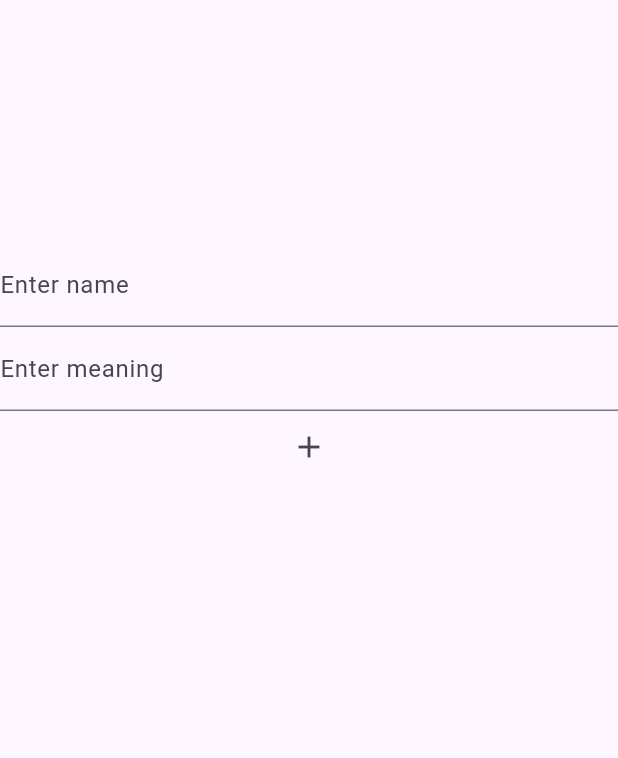
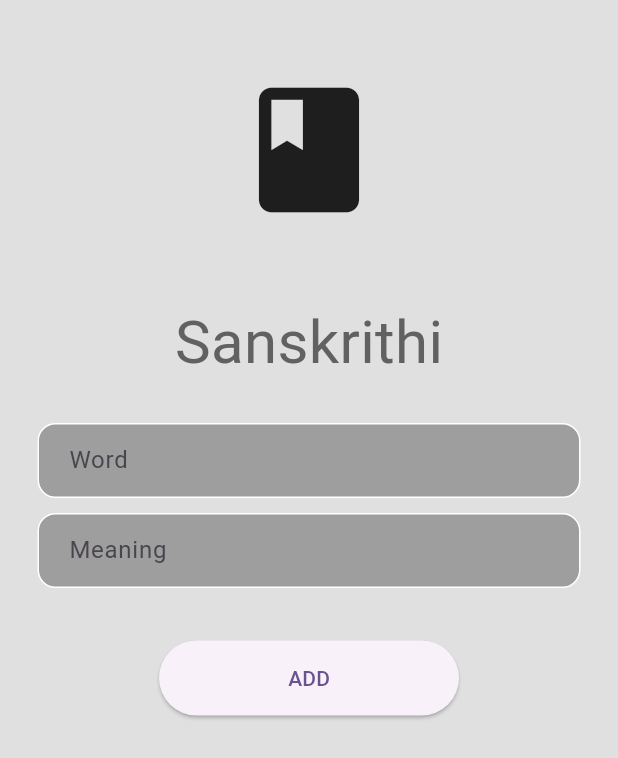
Before and after one commit to agercloud/sanskrithi, a Flutter app: the AddPage screen opened directly, on a phone screen of 412 x 824 dp. Shown: the top 758 px of the screen. Run offline on Flutter 3.47's test engine with Material 3 defaults, Android fonts, the phone set to English and light mode, and no system bars; our stand-ins replace sqflite; accounts and stored records are empty.

Commit message:
new commit

```diff
--- a/lib/Screens/pages/addpage.dart
+++ b/lib/Screens/pages/addpage.dart
@@ -1,4 +1,5 @@
 import 'package:flutter/material.dart';
+import 'dart:async';
 import 'package:sanskrithi/database/databasemain.dart';
 
 class AddPage extends StatefulWidget {
@@ -11,35 +12,153 @@ class AddPage extends StatefulWidget {
 class _AddPageState extends State<AddPage> {
   final textController = TextEditingController();
   final textController2 = TextEditingController();
+  bool isLoading = false;
+  bool isAdded = false;
+  bool isEmpty = false; // Track if the text fields are empty
 
   @override
   Widget build(BuildContext context) {
     return Scaffold(
+      backgroundColor: Colors.grey[300],
       body: SafeArea(
         child: Center(
-          child: SizedBox(
-            height: 500,
-            width: 500,
           child: Column(
             children: [
-                TextField(
+              const SizedBox(height: 50),
+              const Icon(
+                Icons.book,
+                size: 100,
+              ),
+              const SizedBox(height: 50),
+              Text(
+                'Sanskrithi',
+                style: TextStyle(
+                  color: Colors.grey[700],
+                  fontSize: 40,
+                ),
+              ),
+              const SizedBox(height: 25),
+              Padding(
+                padding: const EdgeInsets.symmetric(horizontal: 25.0),
+                child: Container(
+                  decoration: BoxDecoration(
+                    borderRadius: BorderRadius.circular(12),
+                    color: Colors.grey,
+                    border: Border.all(color: Colors.white),
+                  ),
+                  child: Padding(
+                    padding: const EdgeInsets.only(left: 20.0),
+                    child: TextField(
                       controller: textController,
                       decoration: InputDecoration(
-                    labelText: 'Enter name',
+                        border: InputBorder.none,
+                        hintText: 'Word',
                       ),
                     ),
-                TextField(
+                  ),
+                ),
+              ),
+              const SizedBox(height: 10),
+              Padding(
+                padding: const EdgeInsets.symmetric(horizontal: 25.0),
+                child: Container(
+                  decoration: BoxDecoration(
+                    borderRadius: BorderRadius.circular(12),
+                    color: Colors.grey,
+                    border: Border.all(color: Colors.white),
+                  ),
+                  child: Padding(
+                    padding: const EdgeInsets.only(left: 20.0),
+                    child: TextField(
                       controller: textController2,
                       decoration: InputDecoration(
-                    labelText: 'Enter meaning',
+                        border: InputBorder.none,
+                        hintText: 'Meaning',
                       ),
                     ),
-                IconButton(
-                  onPressed: () async {
+                  ),
+                ),
+              ),
+              const SizedBox(height: 10),
+              const SizedBox(height: 25),
+              ElevatedButton(
+                style: ElevatedButton.styleFrom(
+                  fixedSize: const Size(200.0, 50.0),
+                  shape: RoundedRectangleBorder(
+                    borderRadius: BorderRadius.circular(50),
+                  ),
+                ),
+                child: isEmpty
+                    ? Icon(
+                        Icons.close,
+                        color: Colors.red,
+                        size: 40,
+                      )
+                    : isAdded
+                        ? Icon(
+                            Icons.check,
+                            color: Colors.green,
+                            size: 40,
+                          )
+                        : isLoading
+                            ? SizedBox(
+                                height: 30,
+                                width: 30,
+                                child: CircularProgressIndicator(),
+                              )
+                            : Text("ADD"),
+                onPressed: () {
+                  // Check if text fields are empty
+                  if (textController.text.isEmpty) {
+                    setState(() {
+                      isEmpty = true;
+                      textController.clear();
+                      textController2.clear();
+                    });
+                    // Reset isEmpty after 1 second
+                    Timer(Duration(seconds: 1), () {
+                      setState(() {
+                        isEmpty = false;
+                      });
+                    });
+                    return;
+                  }
+
+                  if (!isLoading && !isAdded) {
+                    startLoad();
+                  }
+                },
+              ),
+              const SizedBox(height: 20),
+            ],
+          ),
+        ),
+      ),
+    );
+  }
+
+  void startLoad() async {
+    setState(() {
+      isLoading = true;
+    });
+
+    // Simulate addition process
+    await Future.delayed(Duration(seconds: 1));
+
+    // After addition, set isAdded to true and isLoading to false
+    setState(() {
+      isLoading = false;
+      isAdded = true;
+    });
+
+    // Reset isAdded after a delay
+    await Future.delayed(Duration(seconds: 1));
+    setState(() {
+      isAdded = false;
       final name = textController.text.trim();
       final meaning = textController2.text.trim();
       if (name.isNotEmpty) {
-                      await DatabaseHelper.instance.addGrocery(
+        DatabaseHelper.instance.addGrocery(
           Grocery(name: name, meaning: meaning),
         );
         setState(() {
@@ -48,14 +167,6 @@ class _AddPageState extends State<AddPage> {
         });
         // Call a separate function to refresh
       }
-                  },
-                  icon: Icon(Icons.add),
-                ),
-              ],
-            ),
-          ),
-        ),
-      ),
-    );
+    });
   }
 }
--- a/lib/Screens/pages/deletepage.dart
+++ b/lib/Screens/pages/deletepage.dart
@@ -1,6 +1,5 @@
 import 'package:flutter/material.dart';
 import 'package:sanskrithi/database/databasemain.dart';
-import 'package:sqflite/sqflite.dart';
 
 class DeletePage extends StatefulWidget {
   const DeletePage({Key? key}) : super(key: key);
--- a/pubspec.yaml
+++ b/pubspec.yaml
@@ -70,7 +70,7 @@ flutter:
   # To add assets to your application, add an assets section, like this:
   assets:
     - assets/image.png
-    - assets/image2.jpg
+    - assets/logo.png
 
   # An image asset can refer to one or more resolution-specific "variants", see
   # https://flutter.dev/assets-and-images/#resolution-aware
```
Also changed, not shown: lib/Screens/pages/homepage.dart (+6 -12 lines). Lines whose indentation alone changed are shown as unchanged.
